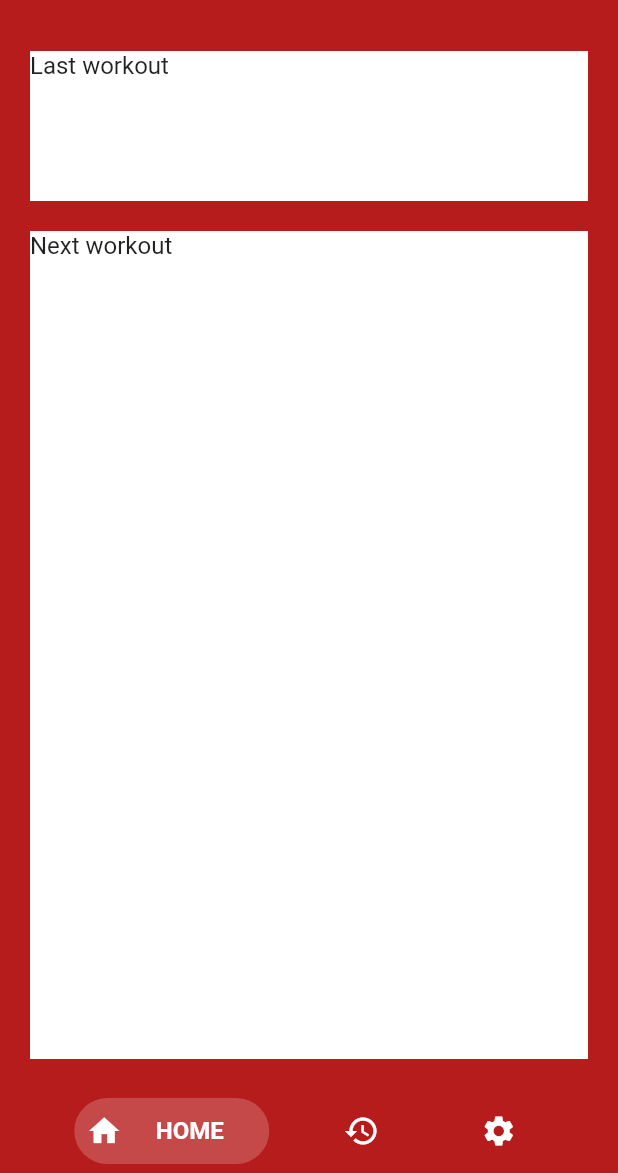
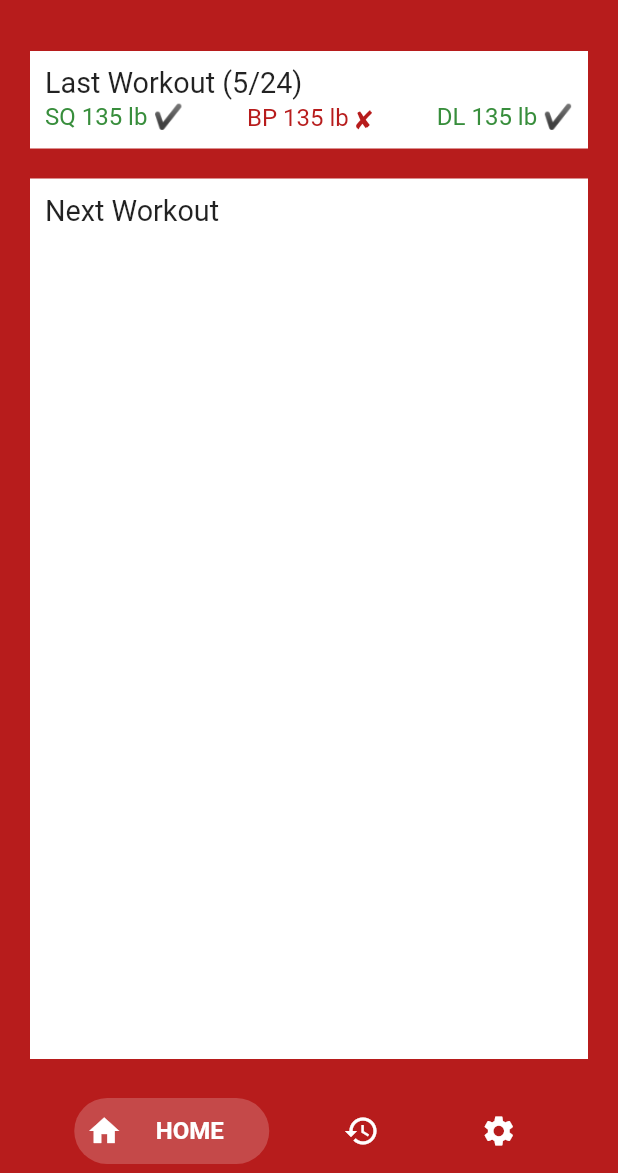
Before and after one commit to tatater56/ss-sl-workout-tracker, a Flutter app: the screen it shows after launch, on a phone screen of 412 x 824 dp, the part 63-1236 px from its top. Run offline on Flutter 3.47's test engine with Material 2 defaults, Android fonts, the phone set to English and light mode, and no system bars; drawn by our look-alikes of bottom_navy_bar.

Commit message:
home "last workout" mockup

```diff
--- a/lib/views/home.dart
+++ b/lib/views/home.dart
@@ -6,8 +6,12 @@ class HomeView extends StatefulWidget {
 }
 
 class _HomeViewState extends State<HomeView> {
-  final Color _mainColor = Colors.red[900];
-  final double _padding = 20;
+  final _margins = 20.0;
+  final _mainColor = Colors.red[900];
+  final _decoration = BoxDecoration(color: Colors.white);
+
+  final _redText = TextStyle(color: Colors.red[900]);
+  final _greenText = TextStyle(color: Colors.green[700]);
 
   @override
   Widget build(BuildContext context) {
@@ -15,7 +19,7 @@ class _HomeViewState extends State<HomeView> {
       color: _mainColor,
       child: SafeArea(
         child: Padding(
-          padding: EdgeInsets.all(_padding),
+          padding: EdgeInsets.all(_margins),
           child: Column(
             crossAxisAlignment: CrossAxisAlignment.stretch,
             children: <Widget>[
@@ -30,17 +34,32 @@ class _HomeViewState extends State<HomeView> {
 
   Widget buildLastWorkoutCard() {
     return Container(
-      color: Colors.white,
-      margin: EdgeInsets.only(bottom: _padding),
-      child: SizedBox(height: 100, child: Text("Last workout")),
+      decoration: _decoration,
+      margin: EdgeInsets.only(bottom: _margins),
+      padding: EdgeInsets.all(_margins/2),
+      child: Column(
+        crossAxisAlignment: CrossAxisAlignment.start,
+        children: <Widget>[
+          Text("Last Workout (5/24)", textScaleFactor: 1.2),
+          Row(
+            mainAxisAlignment: MainAxisAlignment.spaceBetween,
+            children: <Widget>[
+              Text("SQ 135 lb ✔", style: _greenText),
+              Text("BP 135 lb ✘", style: _redText),
+              Text("DL 135 lb ✔", style: _greenText),
+            ],
+          ),
+        ],
+      ),
     );
   }
 
   Widget buildNextWorkoutCard() {
     return Expanded(
       child: Container(
-        color: Colors.white,
-        child: Text("Next workout"),
+        decoration: _decoration,
+        padding: EdgeInsets.all(_margins/2),
+        child: Text("Next Workout", textScaleFactor: 1.2),
       ),
     );
   }
```
